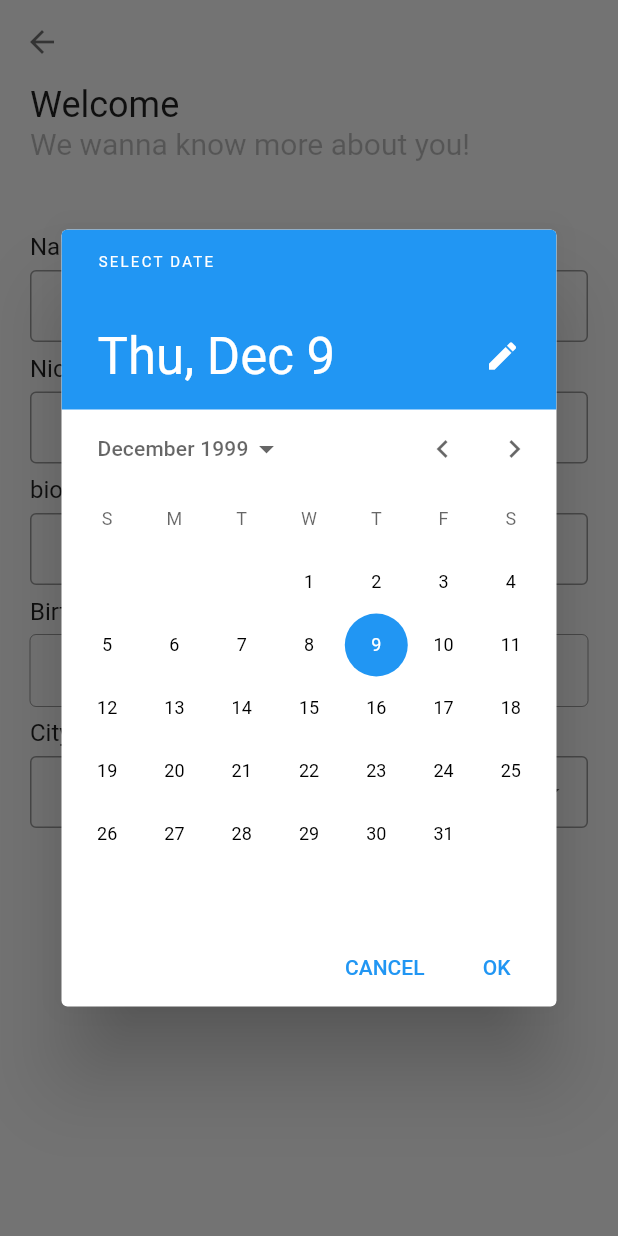
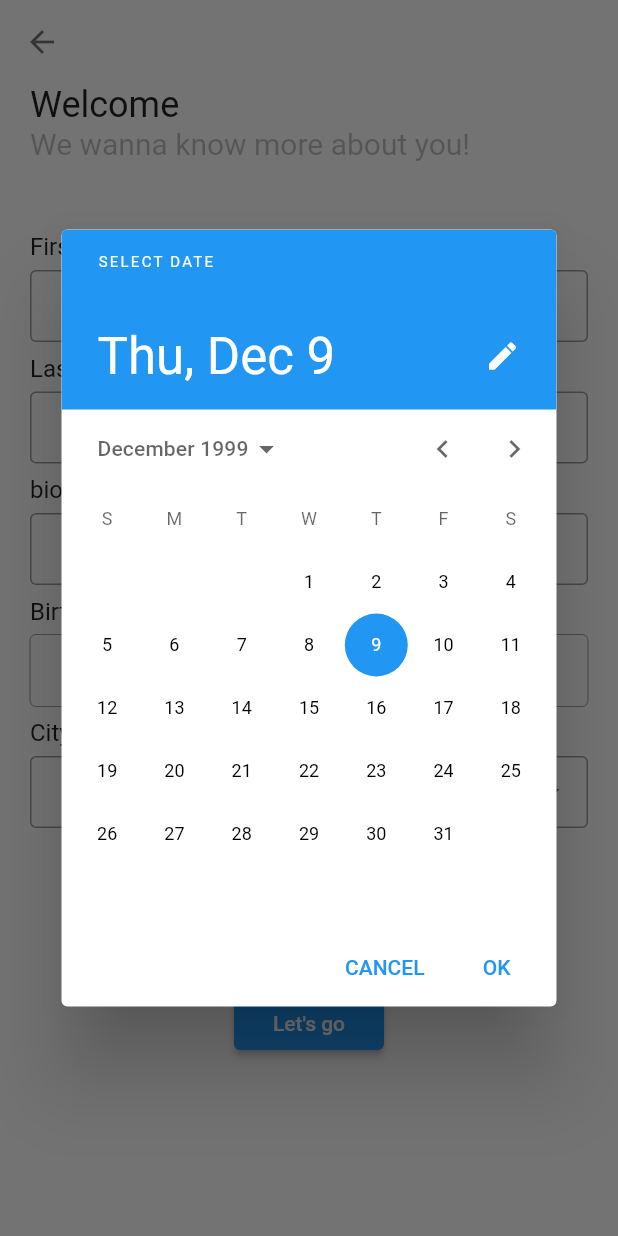
Before and after one commit to MohamedOsama26/inbox, a Flutter app: the RegisterNewUserInformation screen opened directly with empty values, after a tap on "Birthday", on a phone screen of 412 x 824 dp. Run offline on Flutter 3.47's test engine with Material 2 defaults, Android fonts, the phone set to English and light mode, and no system bars; our stand-ins replace bloc, card_swiper, cloud_firestore, firebase_auth, firebase_core, firebase_storage and 5 more; accounts and stored records are empty.

Commit message:
removing some bugs2

```diff
--- a/lib/models/login_cubit/login_cubit.dart
+++ b/lib/models/login_cubit/login_cubit.dart
@@ -27,7 +27,6 @@ class LoginCubit extends Cubit<LoginState> {
     }).catchError((error) {
       error = error.toString();
       String err = error.substring(error.indexOf(']')+1,error.indexOf('.'));
-      print(err);
       emit(LoginErrorState(err));
     });
   }
--- a/lib/modules/regiser_new_user_information/register_new_user_information.dart
+++ b/lib/modules/regiser_new_user_information/register_new_user_information.dart
@@ -3,6 +3,7 @@ import 'dart:core';
 import 'package:flutter/material.dart';
 import 'package:flutter_bloc/flutter_bloc.dart';
 import 'package:inbox/models/register_cubit/register_cubit.dart';
+import 'package:inbox/modules/main_page.dart';
 import 'package:inbox/shared/links.dart';
 import 'package:inbox/shared/widgets/custom_dropdown_button.dart';
 import 'package:inbox/shared/widgets/text_field_style_1.dart';
@@ -67,16 +68,22 @@ class _RegisterNewUserInformationState
   String gender = 'Male';
 
   @override
-  Widget build(BuildContext context1) {
+  Widget build(BuildContext context) {
     return BlocConsumer<RegisterCubit, RegisterState>(
-  listener: (context, state) {},
+      listener: (context,state){
+        if(state is RegisterSuccessState){
+          Navigator.pushReplacement(context, MaterialPageRoute(builder: (context)=>const MainPage()));
+        }
+      },
   builder: (context, state) {
-    print(state);
+    // if(state is RegisterSuccessState){
+    //   Navigator.pushReplacement(context, MaterialPageRoute(builder: (context)=>const MainPage()));
+    // }
     return Scaffold(
       appBar: AppBar(
         elevation: 0,
         backgroundColor: Colors.transparent,
-        foregroundColor: Color(0x8B000000),
+        foregroundColor: const Color(0x8B000000),
       ),
       body: SingleChildScrollView(
         child: Padding(
@@ -84,16 +91,15 @@ class _RegisterNewUserInformationState
           child: Column(
             crossAxisAlignment: CrossAxisAlignment.start,
             children: [
-              // SizedBox(height: 30,),
               Text(
                 'Welcome',
                 style: TextStyle(
-                    fontSize: Theme.of(context1).textTheme.headline5!.fontSize),
+                    fontSize: Theme.of(context).textTheme.headline5!.fontSize),
               ),
               Text(
                 'We wanna know more about you!',
                 style: TextStyle(
-                    fontSize: Theme.of(context1).textTheme.headline6!.fontSize,
+                    fontSize: Theme.of(context).textTheme.headline6!.fontSize,
                     color: Colors.black26),
               ),
               const SizedBox(height: 40.0),
@@ -103,30 +109,31 @@ class _RegisterNewUserInformationState
                   children: [
                     TextFieldStyle1(
                       controller: nameController,
-                      label: 'Name',
+                      label: 'First name',
                       validationFunction: (value){
-                        if(value == null){
-                          return 'Your name is required';
+                        if(value == null || value.trim().isEmpty){
+                          return 'Your first name is required';
                         }
                         return null;
                       },
                     ),
                     TextFieldStyle1(
                       controller: nicknameController,
-                      label: 'Nickname',
+                      label: 'Last name',
+                      validationFunction: (value){
+                        if(value == null || value.trim().isEmpty){
+                          return 'Your last name is required';
+                        }
+                        return null;
+                      },
                     ),
                     TextFieldStyle1(controller: bioController, label: 'bio...'),
                     GestureDetector(
-                        child: TextFieldStyle1(
-                          controller: birthDayController,
-                          label: 'Birthday',
-                          readOnly: true,
-                          editable: false,
-                        ),
-                        onTap: () {
-                          print('tabbed');
+                        child:
+                        TextFieldStyle1(
+                          onTab: (){
                             showDatePicker(
-                            context: context1,
+                              context: context,
                               initialDate: DateTime(
                                   1999, DateTime.now().month, DateTime.now().day),
                               firstDate: DateTime(1900),
@@ -140,16 +147,46 @@ class _RegisterNewUserInformationState
                                 });
                               }
                             });
-                        }),
-                    CustomDropdownButton(items: cities, label: 'City',dropdownValue: currentCity.text),
-                    SizedBox(
+                          },
+
+                          controller: birthDayController,
+                          label: 'Birthday',
+                          readOnly: true,
+                          editable: false,
+                          validationFunction: (value){
+                            if( value == null || value.trim().isEmpty){
+                              return 'Your birthday is required';
+                            }
+                            return null;
+                          },
+                        ),
+                        onTap: () {
+                          showDatePicker(
+                            context: context,
+                            initialDate: DateTime(
+                                1999, DateTime.now().month, DateTime.now().day),
+                            firstDate: DateTime(1900),
+                            lastDate: DateTime.now(),
+                          ).then((value) {
+                            if (value != null) {
+                              String formattedDate =
+                                  DateFormat('d/MM/yyyy').format(value);
+                              setState(() {
+                                birthDayController.text = formattedDate;
+                              });
+                            }
+                          });
+                        }
+                        ),
+                    CustomDropdownButton(items: cities, label: 'City',dropdownValue: currentCity),
+                    const SizedBox(
                       height: 20,
                     ),
                     Row(
                       children: [
                         Expanded(
                           child: RadioListTile(
-                              title: Text('Male'),
+                              title: const Text('Male'),
                               value: 'Male',
                               groupValue: gender,
                               onChanged: (val) {
@@ -160,7 +197,7 @@ class _RegisterNewUserInformationState
                         ),
                         Expanded(
                           child: RadioListTile(
-                              title: Text('Female'),
+                              title: const Text('Female'),
                               value: 'Female',
                               groupValue: gender,
                               onChanged: (val) {
@@ -171,11 +208,14 @@ class _RegisterNewUserInformationState
                         ),
                       ],
                     ),
-                    TextButton(
+                    const SizedBox(height: 30,),
+                    SizedBox(
+                      width: 100,
+                      child: ElevatedButton(
                           onPressed: () {
                             if (formKey.currentState!.validate()) {
-                            RegisterCubit.get(context1).register(
-                              context1,
+                              RegisterCubit.get(context).register(
+                                context,
                                 email: widget.email,
                                 password: widget.password,
                                 phone: widget.phone,
@@ -189,9 +229,9 @@ class _RegisterNewUserInformationState
                                 profilePicture: profilePicture,
                               );
                             }
-                          // print(genderController.text);
                           },
-                        child: Text('Print')),
+                          child: const Text('Let\'s go')),
+                    ),
                   ],
                 ),
               ),
--- a/lib/shared/widgets/custom_dropdown_button.dart
+++ b/lib/shared/widgets/custom_dropdown_button.dart
@@ -3,7 +3,7 @@ import 'package:flutter/material.dart';
 class CustomDropdownButton extends StatefulWidget {
   CustomDropdownButton({Key? key, required this.items,required this.dropdownValue, required this.label}) : super(key: key);
 
-  String dropdownValue;
+  TextEditingController dropdownValue;
   final List<String> items;
   final String label;
 
@@ -45,7 +45,8 @@ class _CustomDropdownButtonState extends State<CustomDropdownButton> {
                 .toList(),
             onChanged: (city) {
               setState(() {
-                widget.dropdownValue = city.toString();
+                widget.dropdownValue.text = city.toString();
+                print('widget.dropdownValue = ${city.toString()}');
               });
             },
             isExpanded: true,
--- a/lib/shared/widgets/resize_text_feild.dart
+++ b/lib/shared/widgets/resize_text_feild.dart
@@ -29,7 +29,7 @@ class _ResizeTextFieldState extends State<ResizeTextField> {
   @override
   Widget build(BuildContext context) {
     return Container(
-      margin: EdgeInsets.symmetric(horizontal: 8),
+      margin: const EdgeInsets.symmetric(horizontal: 8),
       padding: const EdgeInsets.symmetric(
         horizontal: 8,
       ),
@@ -51,7 +51,7 @@ class _ResizeTextFieldState extends State<ResizeTextField> {
         keyboardType: TextInputType.multiline,
         decoration: InputDecoration(
           contentPadding: widget.padding,
-            focusColor: Color(0xFF00FF73), border: InputBorder.none),
+            focusColor: const Color(0xFF00FF73), border: InputBorder.none),
         cursorColor: Colors.transparent,
         style: const TextStyle(
           decorationColor: Colors.transparent,
--- a/lib/shared/widgets/text_field_style_1.dart
+++ b/lib/shared/widgets/text_field_style_1.dart
@@ -56,6 +56,9 @@ class TextFieldStyle1 extends StatelessWidget {
             obscureText: isPassword,
             autocorrect: !isPassword,
             decoration: InputDecoration(
+              errorStyle: TextStyle(
+                color: Theme.of(context).errorColor
+              ),
               contentPadding: const EdgeInsets.only(
                   top: 4.0, bottom: 4.0, right: 0.0, left: 16.0),
               border: OutlineInputBorder(
```
Also changed, not shown: lib/models/register_cubit/register_cubit.dart (+33 -6 lines), lib/modules/profile_screen/profile_screen.dart (+0 -21 lines), lib/shared/widgets/post.dart (+14 -18 lines). Lines whose indentation alone changed are shown as unchanged.
